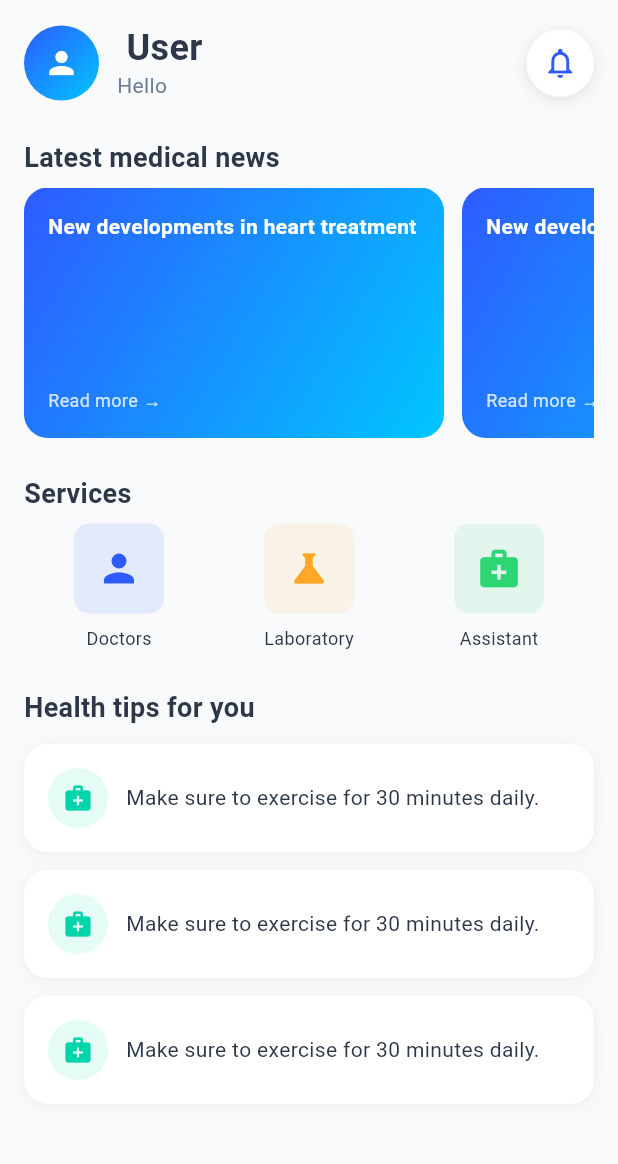
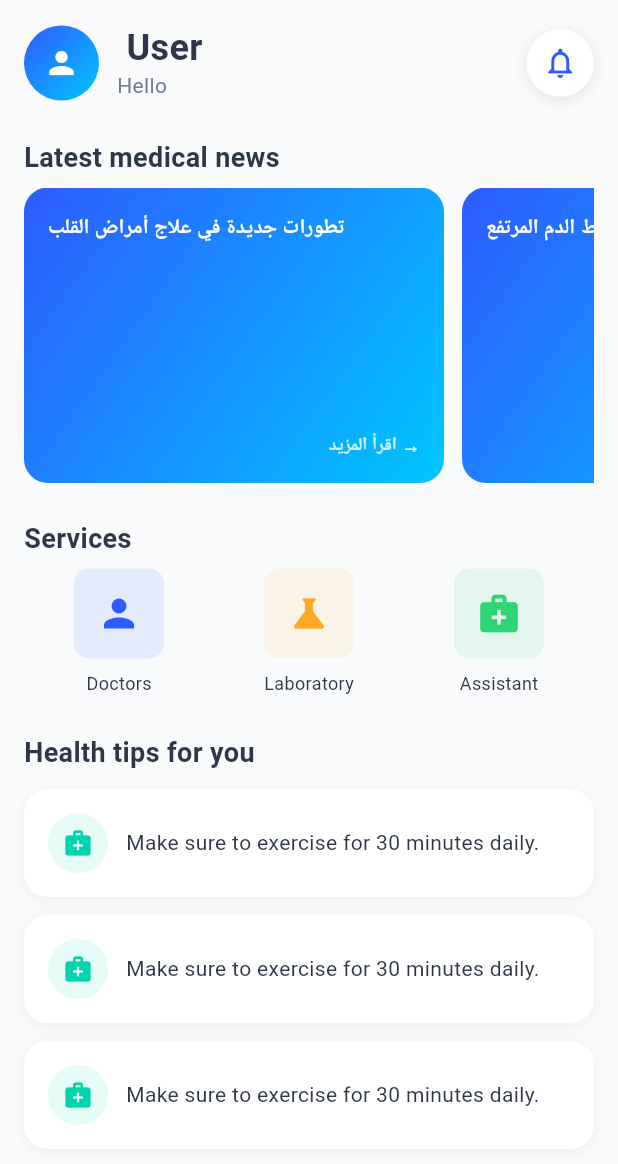
Before and after one commit to Rami33213/Healthy_heart_Junior, a Flutter app: the HomeView screen opened directly, on a phone screen of 412 x 824 dp. Shown: the top 1164 px of the screen. Run offline on Flutter 3.47's test engine with Material 3 defaults, Android fonts, the phone set to English and light mode, and no system bars; our stand-ins replace animated_splash_screen, flutter_signin_button, get, webview_flutter; Roboto replaces fonts that are missing (Tajawal).

Commit message:
final edit v0.3

```diff
--- /dev/null
+++ b/lib/data/models/news_model.dart
@@ -0,0 +1,9 @@
+class NewsItem {
+  final String title;
+  final String url;
+
+  NewsItem({
+    required this.title,
+    required this.url,
+  });
+}
--- a/lib/presentation/views/home/home_view.dart
+++ b/lib/presentation/views/home/home_view.dart
@@ -5,11 +5,13 @@ import 'package:get/route_manager.dart';
 import 'package:healthy_heart_junior/core/constants/app_colors.dart';
 import 'package:healthy_heart_junior/core/constants/app_styles.dart';
 import 'package:healthy_heart_junior/core/theme/app_theme.dart';
+import 'package:healthy_heart_junior/data/models/news_model.dart';
 import 'package:healthy_heart_junior/presentation/controllers/main_controller.dart';
 import 'package:healthy_heart_junior/presentation/views/doctors/doctors_view.dart';
 import 'package:healthy_heart_junior/presentation/views/expert_system/expert_system_view.dart';
 import 'package:healthy_heart_junior/presentation/views/heart_rate/heart_rate_view.dart';
 import 'package:healthy_heart_junior/presentation/views/lab_analysis/lab_analysis_view.dart';
+import 'package:healthy_heart_junior/presentation/views/news/web_view_page.dart';
 import 'package:healthy_heart_junior/presentation/views/settings/settings_view.dart';
 
 class HomeView extends GetView<MainController> {
@@ -105,8 +107,22 @@ class HomeView extends GetView<MainController> {
   }
 
   Widget _buildNewsSection() {
+    final List<NewsItem> newsItems = [
+    NewsItem(
+      title: 'تطورات جديدة في علاج أمراض القلب',
+      url: 'https://www.who.int/news-room/fact-sheets/detail/cardiovascular-diseases-(cvds)',
+    ),
+    NewsItem(
+      title: 'أحدث أبحاث ضغط الدم المرتفع',
+      url: 'https://www.heart.org/en/health-topics/high-blood-pressure',
+    ),
+    NewsItem(
+      title: 'نصائح للحفاظ على صحة القلب',
+      url: 'https://www.mayoclinic.org/healthy-lifestyle/fitness/in-depth/exercise/art-20048389',
+    ),
+  ];
   return Container(
-      height: 200,
+    height: 230,
     child: Column(
       crossAxisAlignment: CrossAxisAlignment.start,
       children: [
@@ -121,8 +137,73 @@ class HomeView extends GetView<MainController> {
         Expanded(
           child: ListView.builder(
             scrollDirection: Axis.horizontal,
-              itemCount: 3, // مؤقت
+            itemCount: newsItems.length,
             itemBuilder: (context, index) {
+              final news = newsItems[index];
+              return _buildNewsCard(news);
+            },
+          ),
+        ),
+      ],
+    ),
+  );
+}
+    // return Container(
+    //   height: 230,
+    //   child: Column(
+    //     crossAxisAlignment: CrossAxisAlignment.start,
+    //     children: [
+    //       Text(
+    //         'Latest medical news',
+    //         style: AppStyles.titleMedium.copyWith(
+    //           fontWeight: FontWeight.bold,
+    //           color: AppColors.textPrimary,
+    //         ),
+    //       ),
+    //       const SizedBox(height: 8),
+    //       Expanded(
+    //         child: ListView.builder(
+              // scrollDirection: Axis.horizontal,
+              // itemCount: 3, // مؤقت
+              // itemBuilder: (context, index) {
+              //   return Container(
+              //     width: 280,
+              //     margin: const EdgeInsets.only(right: 12),
+              //     decoration: BoxDecoration(
+              //       gradient: AppColors.primaryGradient,
+              //       borderRadius: BorderRadius.circular(16),
+              //     ),
+              //     child: Padding(
+              //       padding: const EdgeInsets.all(16.0),
+              //       child: Column(
+              //         crossAxisAlignment: CrossAxisAlignment.start,
+              //         children: [
+              //           Text(
+              //             'New developments in heart treatment',
+              //             style: AppStyles.bodyMedium.copyWith(
+              //               color: Colors.white,
+              //               fontWeight: FontWeight.bold,
+              //             ),
+              //           ),
+              //           const Spacer(),
+              //           Text(
+              //             'Read more →',
+              //             style: AppStyles.bodySmall.copyWith(
+              //               color: Colors.white.withOpacity(0.8),
+              //             ),
+              //           ),
+              //         ],
+              //       ),
+              //     ),
+              //   );
+              // },
+  //           ),
+  //         ),
+  //       ],
+  //     ),
+  //   );
+  // }
+  Widget _buildNewsCard(NewsItem news) {
   return Container(
     width: 280,
     margin: const EdgeInsets.only(right: 12),
@@ -134,29 +215,39 @@ class HomeView extends GetView<MainController> {
       padding: const EdgeInsets.all(16.0),
       child: Column(
         crossAxisAlignment: CrossAxisAlignment.start,
+        mainAxisAlignment: MainAxisAlignment.spaceBetween,
         children: [
           Text(
-                          'New developments in heart treatment',
+            news.title,
             style: AppStyles.bodyMedium.copyWith(
               color: Colors.white,
               fontWeight: FontWeight.bold,
             ),
+            maxLines: 2,
+            overflow: TextOverflow.ellipsis,
           ),
-                        const Spacer(),
+          GestureDetector(
+            onTap: () {
+              Get.to(() => WebViewPage(
+                url: news.url,
+                title: 'الخبر الطبي',
+              ));
+            },
+            child: Row(
+              mainAxisAlignment: MainAxisAlignment.end,
+              children: [
                 Text(
-                          'Read more →',
+                  'اقرأ المزيد →',
                   style: AppStyles.bodySmall.copyWith(
                     color: Colors.white.withOpacity(0.8),
+                    fontWeight: FontWeight.bold,
                   ),
                 ),
               ],
             ),
           ),
-                );
-              },
+        ],
       ),
-          ),
-        ],
     ),
   );
 }
@@ -167,6 +258,7 @@ class HomeView extends GetView<MainController> {
       children: [
         Row(
           children: [
+            const SizedBox(height: 8),
             Text(
               "Services",
               style: AppStyles.titleMedium.copyWith(
--- a/pubspec.yaml
+++ b/pubspec.yaml
@@ -40,6 +40,7 @@ dependencies:
   shared_preferences: ^2.3.0
   get: ^4.7.2
   url_launcher: ^6.1.11
+  webview_flutter: ^4.4.2
 
 dev_dependencies:
   flutter_test:
```
Also changed, not shown: lib/presentation/views/news/web_view_page.dart (added, +102 -0 lines), pubspec.lock, 1 other file. Lines whose indentation alone changed are shown as unchanged.
